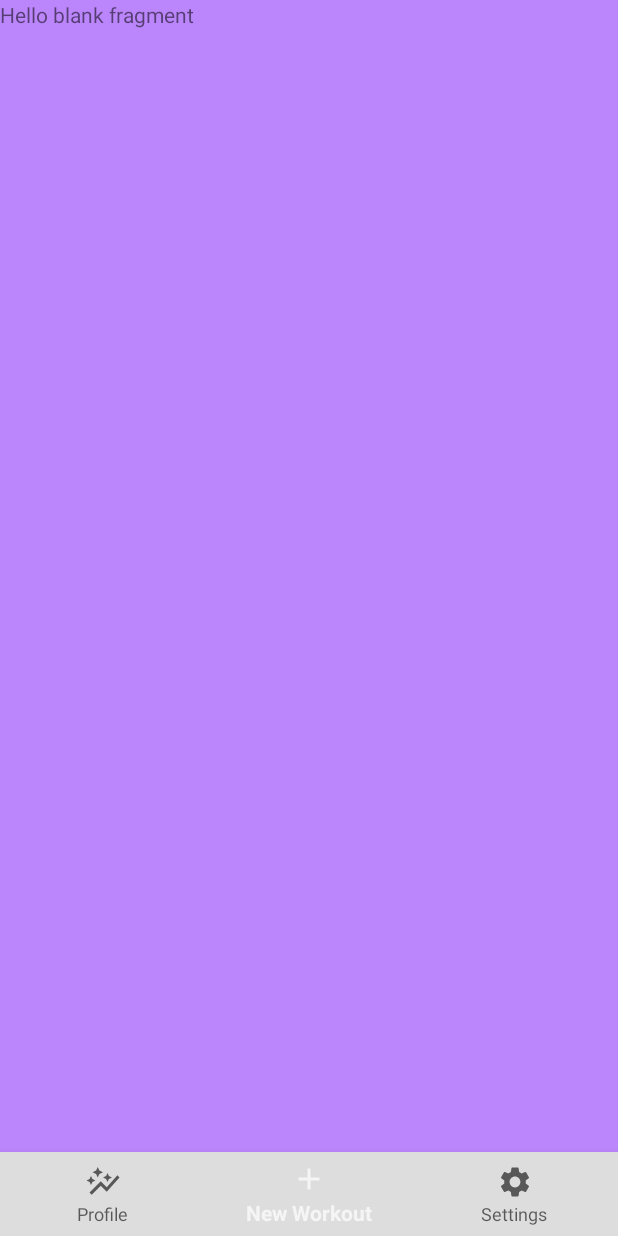
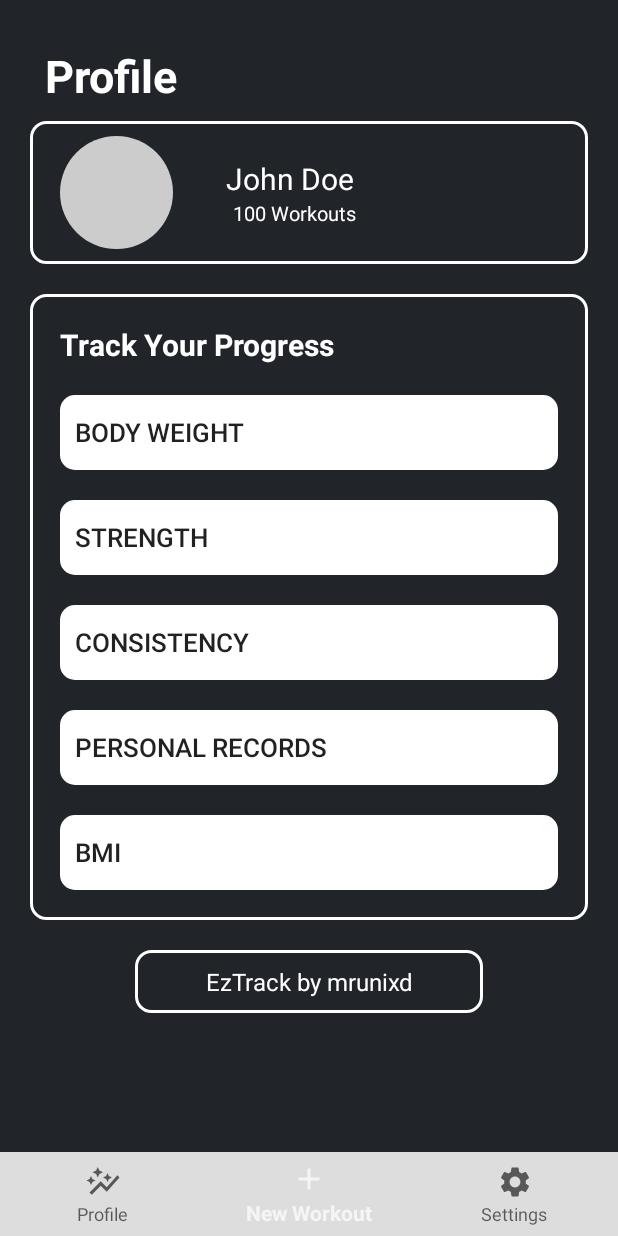
Before and after one commit to mrunixd/ezTrack, an Android app built with Jetpack Compose: the fragment Profile placed in its activity, on a phone screen of 412 x 824 dp. Run offline under Robolectric (Android 15) with nearby library versions, the phone set to English and light mode, and no system bars; our stand-ins replace Firebase (no records; nobody signed in at launch, a user with empty details on screens opened directly); Roboto replaces fonts that are not available here.

Commit message:
created our basic profile frontend design

```diff
--- /dev/null
+++ b/app/src/main/res/drawable/container_border_outline.xml
@@ -0,0 +1,8 @@
+<?xml version="1.0" encoding="utf-8"?>
+<shape xmlns:android="http://schemas.android.com/apk/res/android">
+    <solid android:color="@android:color/transparent" />
+    <stroke
+        android:width="2dp"
+        android:color="#FFFFFF" /> <!-- Your desired border color -->
+    <corners android:radius="10dp"/> <!-- Optional: to round the corners -->
+</shape>
--- /dev/null
+++ b/app/src/main/res/drawable/profile_pic_circle.xml
@@ -0,0 +1,5 @@
+<?xml version="1.0" encoding="utf-8"?>
+<shape xmlns:android="http://schemas.android.com/apk/res/android"
+    android:shape="oval">
+    <solid android:color="#FFCCCCCC"/> <!-- Replace with your desired color -->
+</shape>
--- a/app/src/main/res/layout/fragment_profile.xml
+++ b/app/src/main/res/layout/fragment_profile.xml
@@ -3,13 +3,149 @@
     xmlns:tools="http://schemas.android.com/tools"
     android:layout_width="match_parent"
     android:layout_height="match_parent"
-    tools:context=".Profile">
+    tools:context=".Profile"
+    android:background="#212529">
 
-    <!-- TODO: Update blank fragment layout -->
-    <TextView
+    <LinearLayout
         android:layout_width="match_parent"
         android:layout_height="match_parent"
-        android:text="@string/hello_blank_fragment"
-        android:background="@color/purple_200"/>
+        android:orientation="vertical">
+        <TextView
+            android:layout_width="match_parent"
+            android:layout_height="wrap_content"
+            android:text="Profile"
+            android:textSize="30sp"
+            android:textColor="#ffffff"
+            android:textStyle="bold"
+            android:layout_marginHorizontal="30dp"
+            android:layout_marginTop="30dp"
+            android:layout_marginBottom="10dp"/>
 
+        <LinearLayout
+            android:layout_width="match_parent"
+            android:layout_height="wrap_content"
+            android:orientation="horizontal"
+            android:background="@drawable/container_border_outline"
+            android:layout_marginHorizontal="20sp"
+            android:paddingVertical="10sp">
+
+            <ImageView
+                android:layout_width="75dp"
+                android:layout_height="75dp"
+                android:background="@drawable/profile_pic_circle"
+                android:layout_marginHorizontal="20dp"/>
+
+            <LinearLayout
+                android:layout_width="match_parent"
+                android:layout_height="wrap_content"
+                android:orientation="vertical"
+                android:layout_gravity="center">
+
+                <TextView
+                    android:layout_width="wrap_content"
+                    android:layout_height="wrap_content"
+                    android:text="John Doe"
+                    android:textSize="20sp"
+                    android:textColor="#ffffff"
+                    android:layout_marginLeft="15dp"/>
+
+                <TextView
+                    android:layout_width="wrap_content"
+                    android:layout_height="wrap_content"
+                    android:text="100 Workouts"
+                    android:textSize="13sp"
+                    android:textColor="#ffffff"
+                    android:layout_marginLeft="20dp"/>
+
+            </LinearLayout>
+        </LinearLayout>
+
+        <LinearLayout
+            android:layout_width="match_parent"
+            android:layout_height="wrap_content"
+            android:layout_margin="20sp"
+            android:padding="10dp"
+            android:background="@drawable/container_border_outline"
+            android:orientation="vertical">
+
+            <TextView
+                android:layout_width="match_parent"
+                android:layout_height="wrap_content"
+                android:text="Track Your Progress"
+                android:textStyle="bold"
+                android:textColor="#ffffff"
+                android:textSize="20sp"
+                android:layout_margin="10dp"/>
+
+
+            <Button
+                android:layout_width="match_parent"
+                android:layout_height="50sp"
+                android:background="@drawable/btn_shape_capsule"
+                android:backgroundTint="#ffffff"
+                android:layout_margin="10sp"
+                android:text="Body Weight"
+                android:textAlignment="textStart"
+                android:padding="10sp"
+                android:textSize="17sp"/>
+
+            <Button
+                android:layout_width="match_parent"
+                android:layout_height="50sp"
+                android:background="@drawable/btn_shape_capsule"
+                android:backgroundTint="#ffffff"
+                android:layout_margin="10sp"
+                android:text="Strength"
+                android:textAlignment="textStart"
+                android:padding="10sp"
+                android:textSize="17sp"/>
+
+            <Button
+                android:layout_width="match_parent"
+                android:layout_height="50sp"
+                android:background="@drawable/btn_shape_capsule"
+                android:backgroundTint="#ffffff"
+                android:layout_margin="10sp"
+                android:text="Consistency"
+                android:textAlignment="textStart"
+                android:padding="10sp"
+                android:textSize="17sp"/>
+
+            <Button
+                android:layout_width="match_parent"
+                android:layout_height="50sp"
+                android:background="@drawable/btn_shape_capsule"
+                android:backgroundTint="#ffffff"
+                android:layout_margin="10sp"
+                android:text="Personal Records"
+                android:textAlignment="textStart"
+                android:padding="10sp"
+                android:textSize="17sp"/>
+
+            <Button
+                android:layout_width="match_parent"
+                android:layout_height="50sp"
+                android:background="@drawable/btn_shape_capsule"
+                android:backgroundTint="#ffffff"
+                android:layout_margin="10sp"
+                android:text="BMI"
+                android:textAlignment="textStart"
+                android:padding="10sp"
+                android:textSize="17sp"/>
+
+        </LinearLayout>
+
+        <TextView
+            android:layout_width="match_parent"
+            android:layout_height="wrap_content"
+            android:text="EzTrack by mrunixd"
+            android:textSize="16sp"
+            android:textColor="#ffffff"
+            android:layout_marginHorizontal="90sp"
+            android:padding="10sp"
+            android:textAlignment="center"
+            android:background="@drawable/container_border_outline"
+            android:layout_gravity="center|bottom"/>
+
+    </LinearLayout>
 </FrameLayout>
```
